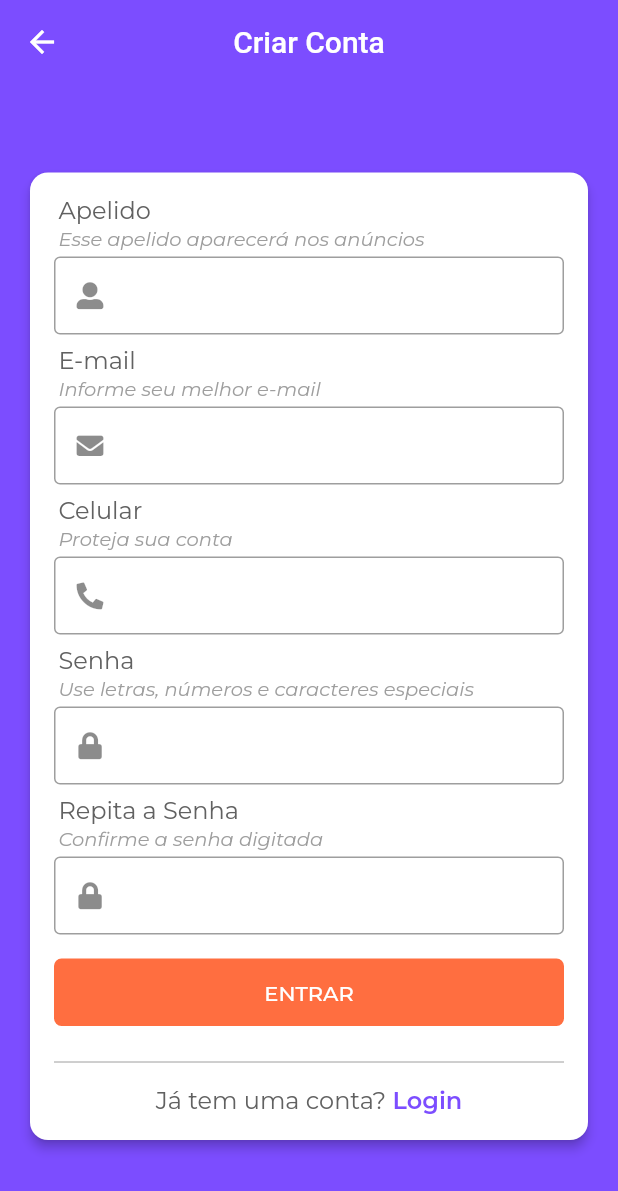
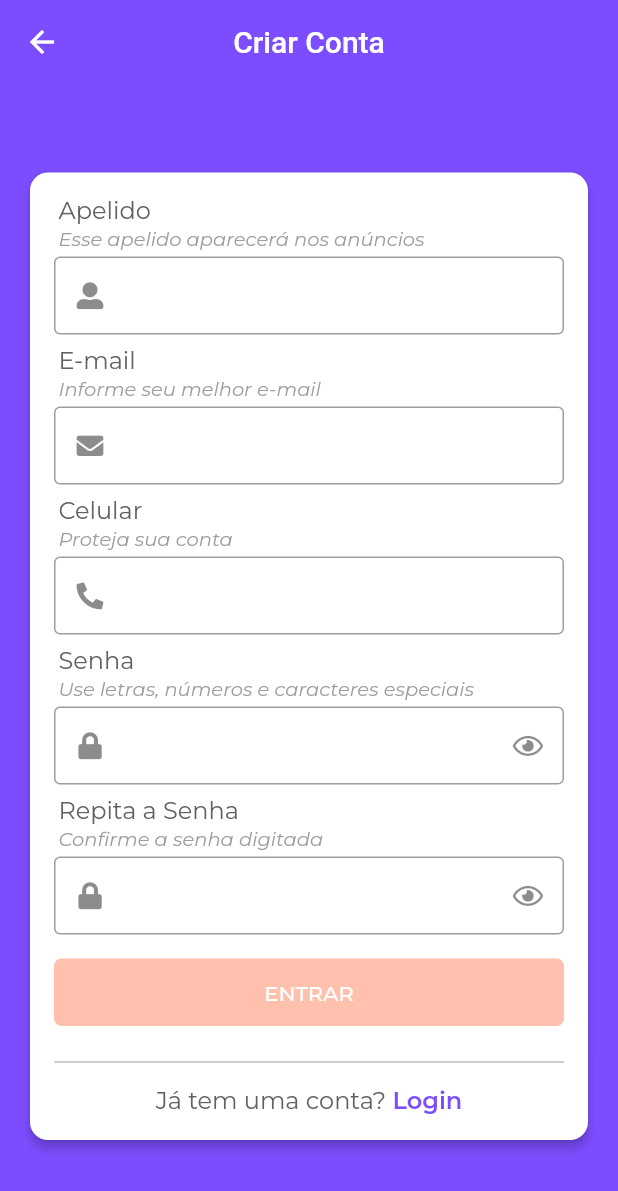
Before and after one commit to jeancabraldev/xlo, a Flutter app: the LoginScreen screen opened directly, after a tap on "Cadastre-se", on a phone screen of 412 x 824 dp. Shown: the top 1191 px of the screen. Run offline on Flutter 3.47's test engine with Material 2 defaults, Android fonts, the phone set to English and light mode, and no system bars; our stand-ins replace brasil_fields, flutter_mobx, font_awesome_flutter, get_it, google_fonts, mobx and 1 more; generated files the repository leaves out were written again.

Commit message:
Validação tela de cadastro finalizada

```diff
--- a/analysis_options.yaml
+++ /dev/null
@@ -1 +0,0 @@
-include: package:lint/analysis_options_package.yaml
--- /dev/null
+++ b/lib/components/iconButton/icon_button.dart
@@ -0,0 +1,29 @@
+import 'package:flutter/material.dart';
+
+// ignore: use_key_in_widget_constructors
+class IconButtonWidget extends StatelessWidget {
+
+  IconButtonWidget({
+    this.radius,
+    this.icon,
+    this.onTap,
+});
+
+  final double radius;
+  final IconData icon;
+  final VoidCallback onTap;
+
+  @override
+  Widget build(BuildContext context) {
+    return ClipRRect(
+      borderRadius: BorderRadius.circular(radius),
+      child : Material(
+        color: Colors.transparent,
+        child : InkWell(
+          child : Icon(icon),
+          onTap: onTap,
+        ),
+      ),
+    );
+  }
+}
--- a/lib/components/raisedButton/raised_button.dart
+++ b/lib/components/raisedButton/raised_button.dart
@@ -7,12 +7,14 @@ class RaisedButtonWidget extends StatelessWidget {
     this.colorButton,
     this.textButton,
     this.textColorButton,
+    this.disabledColor,
   });
 
   final VoidCallback onPressed;
   final Color colorButton;
-  final String textButton;
+  final Widget textButton;
   final Color textColorButton;
+  final Color disabledColor;
 
   @override
   Widget build(BuildContext context) {
@@ -26,12 +28,8 @@ class RaisedButtonWidget extends StatelessWidget {
         shape: RoundedRectangleBorder(
           borderRadius: BorderRadius.circular(5),
         ),
-        child: Text(
-          textButton,
-          style: TextStyle(
-            color: textColorButton,
-          ),
-        ),
+        disabledColor: disabledColor,
+        child: textButton,
       ),
     );
   }
--- a/lib/components/textFormField/text_form_field.dart
+++ b/lib/components/textFormField/text_form_field.dart
@@ -5,15 +5,23 @@ import 'package:flutter/services.dart';
 class TextFormFieldWidget extends StatelessWidget {
   TextFormFieldWidget({
     this.textInputType,
-    this.icon,
+    this.iconPre,
+    this.iconSuf,
     this.obscureText = false,
     this.autocorrect = true,
+    this.onChanged,
+    this.errorText,
+    this.enabled,
   });
 
   final TextInputType textInputType;
-  final IconData icon;
+  final IconData iconPre;
+  final Widget iconSuf;
   final bool obscureText;
   final bool autocorrect;
+  final ValueChanged<String> onChanged;
+  final String errorText;
+  final bool enabled;
 
   @override
   Widget build(BuildContext context) {
@@ -22,11 +30,15 @@ class TextFormFieldWidget extends StatelessWidget {
       decoration: InputDecoration(
         border: const OutlineInputBorder(),
         isDense: true,
-        prefixIcon: Icon(icon),
+        prefixIcon: Icon(iconPre),
+        suffixIcon: iconSuf,
+        errorText: errorText,
       ),
       keyboardType: textInputType,
       obscureText: obscureText,
       autocorrect: autocorrect,
+      onChanged: onChanged,
+      enabled: enabled,
     );
   }
 }
--- a/lib/screens/login/login_screen.dart
+++ b/lib/screens/login/login_screen.dart
@@ -1,11 +1,16 @@
 import 'package:flutter/material.dart';
+import 'package:flutter_mobx/flutter_mobx.dart';
 import 'package:font_awesome_flutter/font_awesome_flutter.dart';
+import 'package:xlo/components/iconButton/icon_button.dart';
 import 'package:xlo/components/raisedButton/raised_button.dart';
 import 'package:xlo/components/textFormField/text_form_field.dart';
 import 'package:xlo/screens/signUp/signup_screen.dart';
+import 'package:xlo/stores/login_store.dart';
 
 // ignore: use_key_in_widget_constructors
 class LoginScreen extends StatelessWidget {
+  final LoginStore loginStore = LoginStore();
+
   @override
   Widget build(BuildContext context) {
     return Scaffold(
@@ -25,7 +30,8 @@ class LoginScreen extends StatelessWidget {
               elevation: 3,
               margin: const EdgeInsets.symmetric(horizontal: 20),
               child: Padding(
-                padding: const EdgeInsets.symmetric(horizontal: 16, vertical: 16),
+                padding:
+                    const EdgeInsets.symmetric(horizontal: 16, vertical: 16),
                 child: Column(
                   crossAxisAlignment: CrossAxisAlignment.stretch,
                   mainAxisSize: MainAxisSize.min,
@@ -39,7 +45,8 @@ class LoginScreen extends StatelessWidget {
                       ),
                     ),
                     Padding(
-                      padding: const EdgeInsets.only(left: 3, bottom: 4, top: 12),
+                      padding:
+                          const EdgeInsets.only(left: 3, bottom: 4, top: 12),
                       child: Text(
                         'E-mail',
                         style: TextStyle(
@@ -48,7 +55,7 @@ class LoginScreen extends StatelessWidget {
                       ),
                     ),
                     TextFormFieldWidget(
-                      icon: FontAwesomeIcons.solidEnvelope,
+                      iconPre: FontAwesomeIcons.solidEnvelope,
                       textInputType: TextInputType.emailAddress,
                       autocorrect: false,
                     ),
@@ -76,15 +83,27 @@ class LoginScreen extends StatelessWidget {
                         ],
                       ),
                     ),
-                    TextFormFieldWidget(
-                      icon: FontAwesomeIcons.lock,
-                      textInputType: TextInputType.visiblePassword,
-                      obscureText: true,
-                    ),
+                    Observer(builder: (_) {
+                      return TextFormFieldWidget(
+                        iconPre: FontAwesomeIcons.lock,
+                        iconSuf: IconButtonWidget(
+                          radius: 32,
+                          icon: loginStore.passwordVisible
+                              ? FontAwesomeIcons.eyeSlash
+                              : FontAwesomeIcons.eye,
+                          onTap: loginStore.togglePasswordVisibility,
+                        ),
+                        textInputType: TextInputType.visiblePassword,
+                        obscureText: !loginStore.passwordVisible,
+                      );
+                    }),
                     RaisedButtonWidget(
                       onPressed: () {},
                       colorButton: Colors.deepOrangeAccent,
-                      textButton: 'ENTRAR',
+                      textButton: Text(
+                        'ENTRAR',
+                        style: TextStyle(color: Colors.white),
+                      ),
                       textColorButton: Colors.white,
                     ),
                     const SizedBox(height: 16),
--- a/lib/screens/signUp/signup_screen.dart
+++ b/lib/screens/signUp/signup_screen.dart
@@ -1,13 +1,17 @@
 import 'package:brasil_fields/brasil_fields.dart';
 import 'package:flutter/material.dart';
 import 'package:flutter/services.dart';
+import 'package:flutter_mobx/flutter_mobx.dart';
 import 'package:font_awesome_flutter/font_awesome_flutter.dart';
+import 'package:xlo/components/iconButton/icon_button.dart';
 import 'package:xlo/components/raisedButton/raised_button.dart';
 import 'package:xlo/components/textFormField/text_form_field.dart';
 import 'package:xlo/screens/signUp/components/field_title.dart';
+import 'package:xlo/stores/signup_store.dart';
 
-// ignore: use_key_in_widget_constructors
 class SignUpScreen extends StatelessWidget {
+  final SignupStore signupStore = SignupStore();
+
   @override
   Widget build(BuildContext context) {
     return Scaffold(
@@ -27,7 +31,8 @@ class SignUpScreen extends StatelessWidget {
               elevation: 3,
               margin: const EdgeInsets.symmetric(horizontal: 20, vertical: 20),
               child: Padding(
-                padding: const EdgeInsets.symmetric(horizontal: 16, vertical: 16),
+                padding:
+                    const EdgeInsets.symmetric(horizontal: 16, vertical: 16),
                 child: Column(
                   crossAxisAlignment: CrossAxisAlignment.stretch,
                   mainAxisSize: MainAxisSize.min,
@@ -36,10 +41,15 @@ class SignUpScreen extends StatelessWidget {
                       title: 'Apelido',
                       subTitle: 'Esse apelido aparecerá nos anúncios',
                     ),
-                    TextFormFieldWidget(
-                      icon: FontAwesomeIcons.userAlt,
+                    Observer(builder: (_) {
+                      return TextFormFieldWidget(
+                        iconPre: FontAwesomeIcons.userAlt,
                         textInputType: TextInputType.text,
-                    ),
+                        onChanged: signupStore.setName,
+                        errorText: signupStore.nameError,
+                        enabled: !signupStore.loading,
+                      );
+                    }),
                     Padding(
                       padding: const EdgeInsets.only(top: 8),
                       child: FieldTitleWidget(
@@ -47,10 +57,15 @@ class SignUpScreen extends StatelessWidget {
                         subTitle: 'Informe seu melhor e-mail',
                       ),
                     ),
-                    TextFormFieldWidget(
-                      icon: FontAwesomeIcons.solidEnvelope,
+                    Observer(builder: (_) {
+                      return TextFormFieldWidget(
+                        iconPre: FontAwesomeIcons.solidEnvelope,
                         textInputType: TextInputType.emailAddress,
-                    ),
+                        onChanged: signupStore.setEmail,
+                        errorText: signupStore.emailError,
+                        enabled: !signupStore.loading,
+                      );
+                    }),
                     Padding(
                       padding: const EdgeInsets.only(top: 8),
                       child: FieldTitleWidget(
@@ -58,20 +73,25 @@ class SignUpScreen extends StatelessWidget {
                         subTitle: 'Proteja sua conta',
                       ),
                     ),
-                    TextFormField(
+                    Observer(builder: (_) {
+                      return TextFormField(
                         style: TextStyle(color: Colors.grey[700]),
                         autocorrect: false,
-                      decoration: const InputDecoration(
-                        border: OutlineInputBorder(),
+                        decoration: InputDecoration(
+                          border: const OutlineInputBorder(),
                           isDense: true,
-                        prefixIcon: Icon(FontAwesomeIcons.phoneAlt),
+                          errorText: signupStore.phoneError,
+                          prefixIcon: const Icon(FontAwesomeIcons.phoneAlt),
                         ),
                         keyboardType: TextInputType.phone,
                         inputFormatters: [
                           WhitelistingTextInputFormatter.digitsOnly,
                           TelefoneInputFormatter(),
                         ],
-                    ),
+                        onChanged: signupStore.setPhone,
+                        enabled: !signupStore.loading,
+                      );
+                    }),
                     Padding(
                       padding: const EdgeInsets.only(top: 8),
                       child: FieldTitleWidget(
@@ -79,11 +99,23 @@ class SignUpScreen extends StatelessWidget {
                         subTitle: 'Use letras, números e caracteres especiais',
                       ),
                     ),
-                    TextFormFieldWidget(
-                      icon: FontAwesomeIcons.lock,
+                    Observer(builder: (_) {
+                      return TextFormFieldWidget(
+                        iconPre: FontAwesomeIcons.lock,
+                        iconSuf: IconButtonWidget(
+                          radius: 32,
+                          icon: signupStore.passwordVisible
+                              ? FontAwesomeIcons.eyeSlash
+                              : FontAwesomeIcons.eye,
+                          onTap: signupStore.togglePasswordVisibility,
+                        ),
                         textInputType: TextInputType.visiblePassword,
-                      obscureText: true,
-                    ),
+                        obscureText: !signupStore.passwordVisible,
+                        onChanged: signupStore.setPassword,
+                        errorText: signupStore.passwordError,
+                        enabled: !signupStore.loading,
+                      );
+                    }),
                     Padding(
                       padding: const EdgeInsets.only(top: 8),
                       child: FieldTitleWidget(
@@ -91,17 +123,40 @@ class SignUpScreen extends StatelessWidget {
                         subTitle: 'Confirme a senha digitada',
                       ),
                     ),
-                    TextFormFieldWidget(
-                      icon: FontAwesomeIcons.lock,
+                    Observer(builder: (_) {
+                      return TextFormFieldWidget(
+                        iconPre: FontAwesomeIcons.lock,
+                        iconSuf: IconButtonWidget(
+                          radius: 32,
+                          icon: signupStore.confirmPasswordVisible
+                              ? FontAwesomeIcons.eyeSlash
+                              : FontAwesomeIcons.eye,
+                          onTap: signupStore.toggleConfirmPasswordVisibility,
+                        ),
                         textInputType: TextInputType.visiblePassword,
-                      obscureText: true,
+                        obscureText: !signupStore.confirmPasswordVisible,
+                        onChanged: signupStore.setConfirmPassword,
+                        errorText: signupStore.confirmPasswordError,
+                        enabled: !signupStore.loading,
+                      );
+                    }),
+                    Observer(builder: (_) {
+                      return RaisedButtonWidget(
+                        colorButton: Colors.deepOrangeAccent,
+                        textButton: signupStore.loading
+                            ? CircularProgressIndicator(
+                                valueColor:
+                                    AlwaysStoppedAnimation(Colors.white),
+                              )
+                            : Text(
+                                'ENTRAR',
+                                style: TextStyle(color: Colors.white),
                               ),
-                    RaisedButtonWidget(
-                      onPressed: () {},
-                      colorButton: Colors.deepOrangeAccent,
-                      textButton: 'ENTRAR',
                         textColorButton: Colors.white,
-                    ),
+                        disabledColor: Colors.deepOrangeAccent.withAlpha(110),
+                        onPressed: signupStore.signUpPressed,
+                      );
+                    }),
                     const SizedBox(height: 16),
                     const Divider(color: Colors.grey),
                     Padding(
--- /dev/null
+++ b/lib/stores/signup_store.dart
@@ -0,0 +1,148 @@
+import 'package:mobx/mobx.dart';
+import 'package:xlo/helpers/extensions.dart';
+
+part 'signup_store.g.dart';
+
+class SignupStore = _SignupStore with _$SignupStore;
+
+abstract class _SignupStore with Store {
+
+  //name
+  @observable
+  String name;
+
+  @action
+  void setName(String value) => name = value;
+
+  @computed
+  bool get nameValid => name != null && name.length > 6;
+
+  String get nameError {
+    if (name == null || nameValid) {
+      return null;
+    } else if (name.isEmpty) {
+      return 'Campo obrigatório';
+    } else {
+      return 'O apelido tem que ter mais de 6 caracteres';
+    }
+  }
+
+  //email
+  @observable
+  String email;
+
+  @action
+  void setEmail(String value) => email = value;
+
+  @computed
+  bool get emailValid => email != null && email.isEmailValid();
+
+  String get emailError {
+    if (email == null || emailValid) {
+      return null;
+    } else if (email.isEmpty) {
+      return 'Campo obrigatório';
+    } else {
+      return 'E-mail inválido';
+    }
+  }
+
+  //phone
+  @observable
+  String phone;
+
+  @action
+  void setPhone(String value) => phone = value;
+
+  @computed
+  bool get phoneValid => phone != null && phone.length >= 14;
+
+  String get phoneError {
+    if (phone == null || phoneValid) {
+      return null;
+    } else if (phone.isEmpty) {
+      return 'Campo obrigatório';
+    } else {
+      return 'Celular inválido';
+    }
+  }
+
+  //password
+  @observable
+  String password;
+
+  @action
+  void setPassword(String value) => password = value;
+
+  @computed
+  bool get passwordValid => password != null && password.length > 6;
+
+  String get passwordError {
+    if (password == null || passwordValid) {
+      return null;
+    } else if (password.isEmpty) {
+      return 'Campo obrigatório';
+    } else {
+      return 'A senha deve ser maior que 6 caracteres';
+    }
+  }
+
+  //confirm password
+  @observable
+  String confirmPassword;
+
+  @action
+  void setConfirmPassword(String value) => confirmPassword = value;
+
+  @computed
+  bool get confirmPasswordValid =>
+      confirmPassword != null && confirmPassword == password;
+
+  String get confirmPasswordError {
+    if (confirmPassword == null || confirmPasswordValid) {
+      return null;
+    } else {
+      return 'As senhas não são iguais';
+    }
+  }
+
+  //visible password
+  @observable
+  bool passwordVisible = false;
+
+  @action
+  void togglePasswordVisibility() => passwordVisible = !passwordVisible;
+
+  //visible confirm password
+  @observable
+  bool confirmPasswordVisible = false;
+
+  @action
+  void toggleConfirmPasswordVisibility() =>
+      confirmPasswordVisible = !confirmPasswordVisible;
+
+  //Validando todos os campos do formulário
+  @computed
+  bool get isFormValid =>
+      nameValid &&
+      emailValid &&
+      phoneValid &&
+      passwordValid &&
+      confirmPasswordValid;
+
+  @computed
+  Function get signUpPressed => (isFormValid && !loading) ? _signUp : null;
+
+  //Carregando informações
+  @observable
+  bool loading = false;
+
+  @action
+  Future<void> _signUp() async {
+    loading = true;
+
+    await Future.delayed(Duration(seconds: 5));
+
+    loading = false;
+  }
+}
--- a/pubspec.yaml
+++ b/pubspec.yaml
@@ -25,7 +25,6 @@ dev_dependencies:
   flutter_test:
     sdk: flutter
 
-  lint: ^1.2.0
   build_runner: ^1.10.1
   mobx_codegen: ^1.1.0+1
 
```
Also changed, not shown: lib/helpers/extensions.dart (added, +7 -0 lines), lib/stores/login_store.dart (added, +14 -0 lines), lib/stores/login_store.g.dart (added), lib/stores/page_store.g.dart (added), lib/stores/signup_store.g.dart (added), pubspec.lock. Lines whose indentation alone changed are shown as unchanged.
